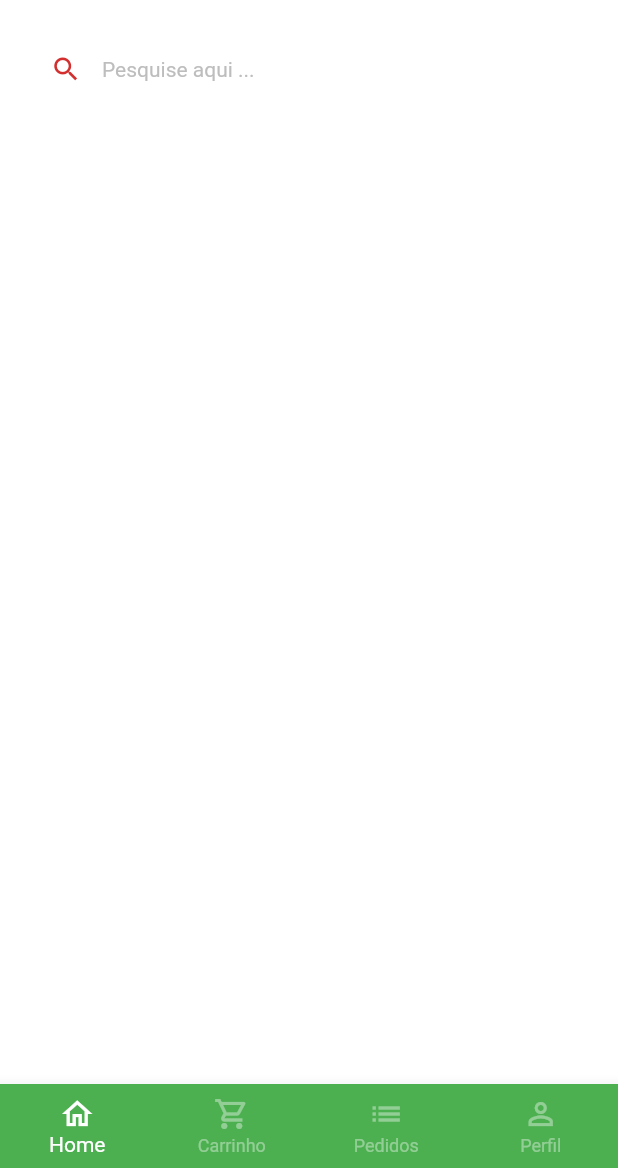
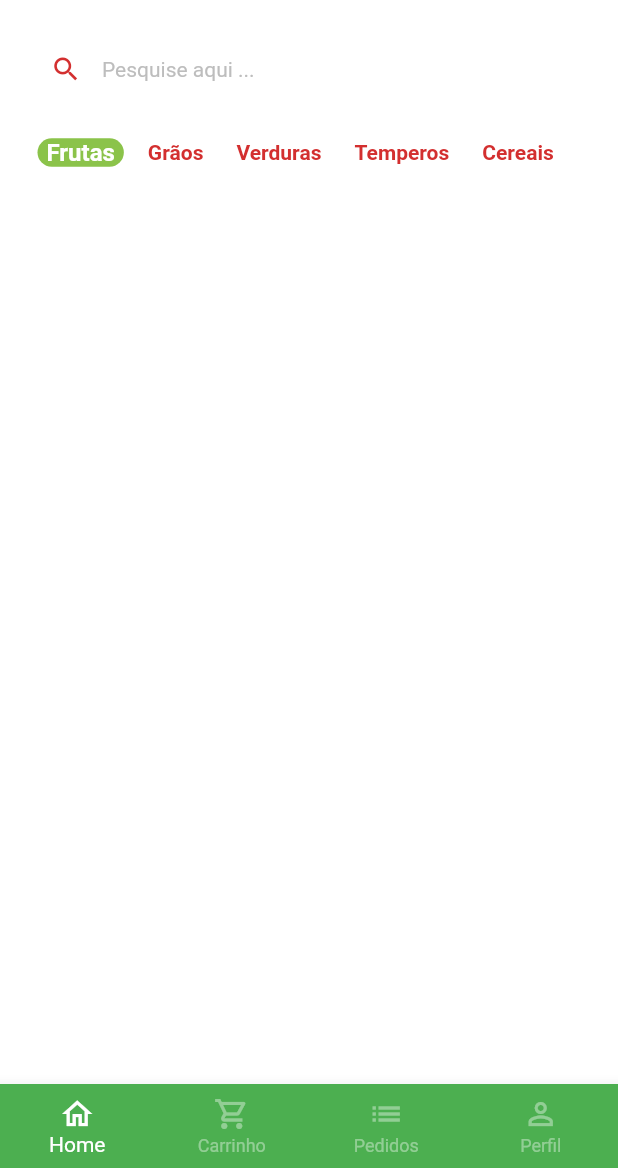
Before and after one commit to ventocilla/greengrocer, a Flutter app: the BaseScreen screen opened directly, on a phone screen of 412 x 824 dp, the part 68-1236 px from its top. Run offline on Flutter 3.47's test engine with Material 2 defaults, Android fonts, the phone set to English and light mode, and no system bars; drawn by our look-alikes of badges; our stand-ins replace animated_text_kit, mask_text_input_formatter.

Commit message:
added category selection

```diff
--- a/lib/src/base/base_screen.dart
+++ b/lib/src/base/base_screen.dart
@@ -21,7 +21,7 @@ class _BaseScreenState extends State<BaseScreen> {
         controller: pageController,
         children: [
           //Container(color: Colors.red),
-          const HomeTab(),
+          HomeTab(),
           Container(color: Colors.yellow),
           Container(color: Colors.blue),
           Container(color: Colors.purple),
--- /dev/null
+++ b/lib/src/home/components/category_tile.dart
@@ -0,0 +1,44 @@
+import 'package:flutter/material.dart';
+import 'package:greengrocer/src/config/custom_colors.dart';
+
+class CategoryTile extends StatelessWidget {
+  const CategoryTile({
+    Key? key,
+    required this.category,
+    required this.isSelected,
+    required this.onPressed,
+  }) : super(key: key);
+
+  final String category;
+  final bool isSelected;
+  final VoidCallback onPressed;
+
+  @override
+  Widget build(BuildContext context) {
+    // ignore: avoid_unnecessary_containers
+    return GestureDetector(
+      onTap: onPressed,
+      child: Align(
+        alignment: Alignment.center,
+        child: Container(
+          padding: const EdgeInsets.symmetric(horizontal: 6),
+          decoration: BoxDecoration(
+            borderRadius: BorderRadius.circular(10),
+            color: isSelected
+                ? CustomColors.customSwatchColor
+                : Colors.transparent,
+          ),
+          child: Text(
+            category,
+            style: TextStyle(
+              color:
+                  isSelected ? Colors.white : CustomColors.customContrastColor,
+              fontWeight: FontWeight.bold,
+              fontSize: isSelected ? 16 : 14,
+            ),
+          ),
+        ),
+      ),
+    );
+  }
+}
--- a/lib/src/home/home_tab.dart
+++ b/lib/src/home/home_tab.dart
@@ -2,8 +2,25 @@ import 'package:badges/badges.dart';
 import 'package:flutter/material.dart';
 import 'package:greengrocer/src/config/custom_colors.dart';
 
-class HomeTab extends StatelessWidget {
-  const HomeTab({Key? key}) : super(key: key);
+import 'components/category_tile.dart';
+
+class HomeTab extends StatefulWidget {
+  HomeTab({Key? key}) : super(key: key);
+
+  @override
+  State<HomeTab> createState() => _HomeTabState();
+}
+
+class _HomeTabState extends State<HomeTab> {
+  List<String> categories = [
+    'Frutas',
+    'Grãos',
+    'Verduras',
+    'Temperos',
+    'Cereais'
+  ];
+
+  String selectedCategory = 'Frutas';
 
   @override
   Widget build(BuildContext context) {
@@ -91,12 +108,33 @@ class HomeTab extends StatelessWidget {
               ),
             ),
           ),
+
+          // Categorias
+          Container(
+            padding: const EdgeInsets.only(left: 25),
+            height: 40,
+            child: ListView.separated(
+              scrollDirection: Axis.horizontal,
+              itemBuilder: (_, index) {
+                return CategoryTile(
+                  category: categories[index],
+                  isSelected: categories[index] == selectedCategory,
+                  onPressed: () {
+                    setState(() {
+                      selectedCategory = categories[index];
+                    });
+                  },
+                );
+              },
+              separatorBuilder: (_, index) => const SizedBox(width: 10),
+              itemCount: categories.length,
+            ),
+          ),
         ],
       ),
 
-      // Categorias
-
       // Grid
+      //
     );
   }
 }
```
